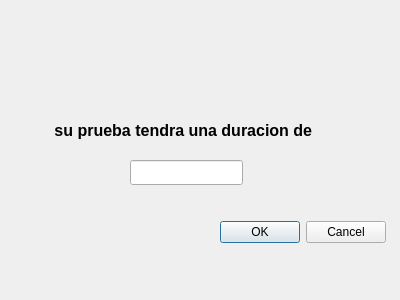
The window that PA/tiempod.ui (keisy43/proyecto_alse) describes before a commit, drawn with Qt 5.
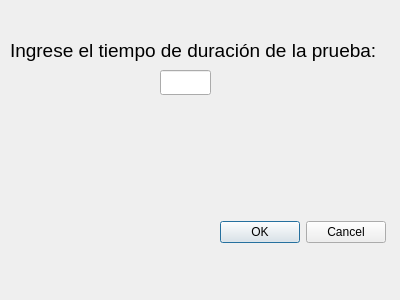
The same window after the commit.

Diff of the .ui file:
```diff
--- a/PA/tiempod.ui
+++ b/PA/tiempod.ui
@@ -13,22 +13,6 @@
   <property name="windowTitle">
    <string>Dialog</string>
   </property>
-  <widget class="QLabel" name="label">
-   <property name="geometry">
-    <rect>
-     <x>0</x>
-     <y>90</y>
-     <width>371</width>
-     <height>81</height>
-    </rect>
-   </property>
-   <property name="styleSheet">
-    <string notr="true">font: 11pt &quot;Ubuntu&quot;;</string>
-   </property>
-   <property name="text">
-    <string>&lt;html&gt;&lt;head/&gt;&lt;body&gt;&lt;p align=&quot;center&quot;&gt;&lt;span style=&quot; font-size:12pt; font-weight:600;&quot;&gt;su prueba tendra una duracion de &lt;/span&gt;&lt;/p&gt;&lt;/body&gt;&lt;/html&gt;</string>
-   </property>
-  </widget>
   <widget class="QDialogButtonBox" name="buttonBox">
    <property name="geometry">
     <rect>
@@ -42,16 +26,42 @@
     <set>QDialogButtonBox::Cancel|QDialogButtonBox::Ok</set>
    </property>
   </widget>
-  <widget class="QLineEdit" name="time">
+  <widget class="QLabel" name="label">
    <property name="geometry">
     <rect>
-     <x>130</x>
-     <y>160</y>
-     <width>113</width>
+     <x>10</x>
+     <y>10</y>
+     <width>371</width>
+     <height>81</height>
+    </rect>
+   </property>
+   <property name="text">
+    <string>&lt;html&gt;&lt;head/&gt;&lt;body&gt;&lt;p&gt;&lt;span style=&quot; font-size:14pt;&quot;&gt;Ingrese el tiempo de duración de la prueba:&lt;/span&gt;&lt;/p&gt;&lt;/body&gt;&lt;/html&gt;</string>
+   </property>
+  </widget>
+  <widget class="QLineEdit" name="tiempop">
+   <property name="geometry">
+    <rect>
+     <x>160</x>
+     <y>70</y>
+     <width>51</width>
      <height>25</height>
     </rect>
    </property>
   </widget>
+  <widget class="QLabel" name="adver">
+   <property name="geometry">
+    <rect>
+     <x>120</x>
+     <y>110</y>
+     <width>131</width>
+     <height>41</height>
+    </rect>
+   </property>
+   <property name="text">
+    <string/>
+   </property>
+  </widget>
  </widget>
  <resources/>
  <connections/>
```
